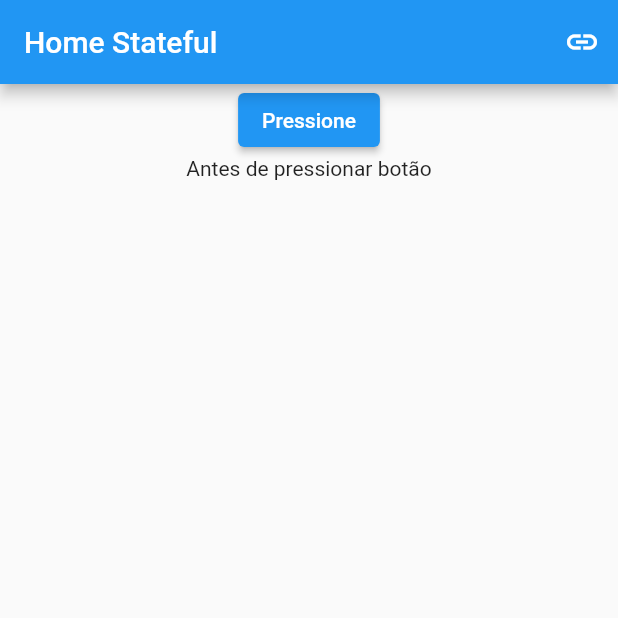
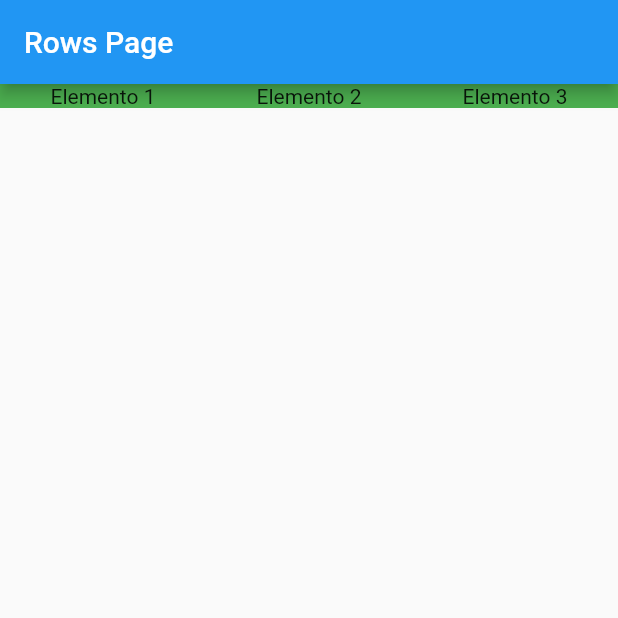
Before and after one commit to carloserig/flutter_primeiros_passos, a Flutter app: the screen it shows after launch, on a phone screen of 412 x 824 dp, the top half of it. Run offline on Flutter 3.47's test engine with Material 2 defaults, Android fonts, the phone set to English and light mode, and no system bars.

Commit message:
Row e Column

```diff
--- /dev/null
+++ b/lib/columns_page.dart
@@ -0,0 +1,29 @@
+import 'package:flutter/material.dart';
+
+class ColumnsPage extends StatefulWidget {
+
+  const ColumnsPage({ super.key });
+
+  @override
+  State<ColumnsPage> createState() => _ColumnsPageState();
+}
+
+class _ColumnsPageState extends State<ColumnsPage> {
+
+   @override
+   Widget build(BuildContext context) {
+       return Scaffold(
+           appBar: AppBar(title: const Text('Columns Page'),),
+           body: Container(
+            child: Column(
+              mainAxisAlignment: MainAxisAlignment.spaceAround,
+              children: [
+                const Text('Elemento 1'),
+                const Text('Elemento 2'),
+                const Text('Elemento 3'),
+              ],
+            ),
+           ),
+       );
+  }
+}
--- a/lib/main.dart
+++ b/lib/main.dart
@@ -1,7 +1,5 @@
 import 'package:flutter/material.dart';
-import 'package:flutter_primeiros_passos/home_page_Stateless.dart';
-import 'package:flutter_primeiros_passos/home_page_stateful.dart';
-import 'package:flutter_primeiros_passos/imagens_page.dart';
+import 'package:flutter_primeiros_passos/rows_page.dart';
 
 void main() {
   runApp(const MyApp());
@@ -14,7 +12,7 @@ class MyApp extends StatelessWidget {
   Widget build(BuildContext context) {
     return MaterialApp(
       debugShowCheckedModeBanner: false,
-      home: HomePageStateful(),
+      home: RowsPage(),
     );
   }
 }
--- /dev/null
+++ b/lib/rows_page.dart
@@ -0,0 +1,30 @@
+import 'package:flutter/material.dart';
+
+class RowsPage extends StatefulWidget {
+
+  const RowsPage({ super.key });
+
+  @override
+  State<RowsPage> createState() => _RowsPageState();
+}
+
+class _RowsPageState extends State<RowsPage> {
+
+   @override
+   Widget build(BuildContext context) {
+       return Scaffold(
+           appBar: AppBar(title: const Text('Rows Page'),),
+           body: Container(
+            color: Colors.green,
+            child: Row(
+              mainAxisAlignment: MainAxisAlignment.spaceAround,
+              children: [
+                const Text('Elemento 1'),
+                const Text('Elemento 2'),
+                const Text('Elemento 3'),
+              ],
+            ),
+           ),
+       );
+  }
+}
```
